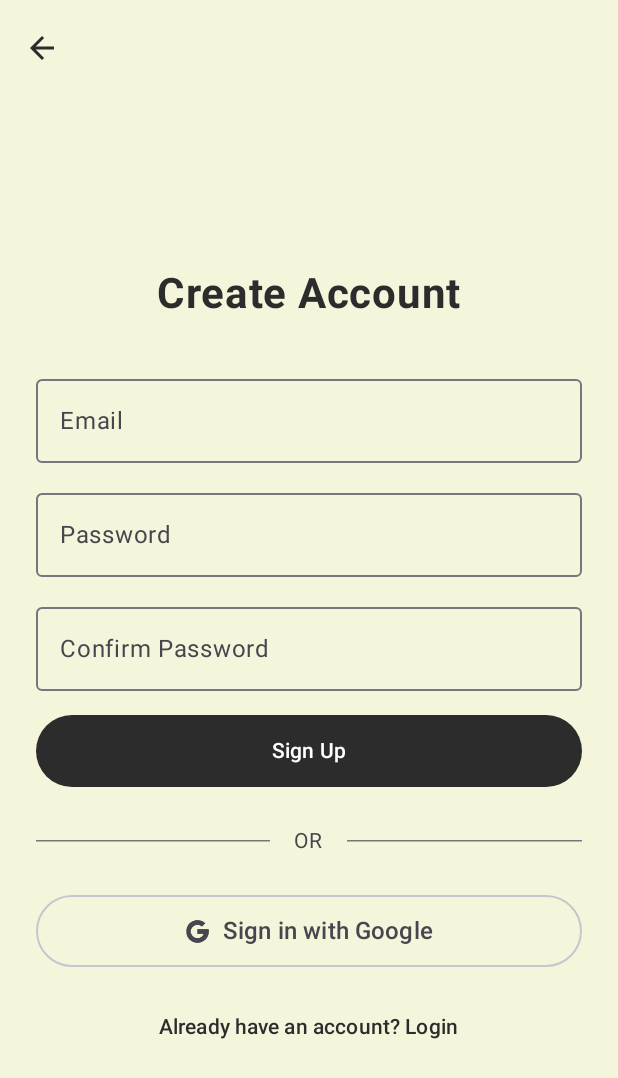
After one commit to AdamShk123/chess, an Android app built with Jetpack Compose: the SignUpScreen screen opened through its navigation route, on a phone screen of 412 x 824 dp. The commit adds this screen. Shown: the top 1078 px of the screen. Run offline under Robolectric (Android 15) with nearby library versions, the phone set to English and light mode, and no system bars; our stand-ins replace Dagger/Hilt's generated code; libraries missing offline, so code that uses them is left out: com.auth0.android; 1 statement that could not run was skipped.

Commit message:
created sign up screen. user can now sign up and login with email and password. added auth0enum error codes

```diff
--- a/chess-android/app/src/main/java/com/example/chessandroid/data/repository/IUserRepository.kt
+++ b/chess-android/app/src/main/java/com/example/chessandroid/data/repository/IUserRepository.kt
@@ -20,6 +20,20 @@ interface IUserRepository {
      * Returns Unit on success, or failure with error message
      */
     suspend fun login(email: String, password: String): Result<Unit>
+
+    /**
+     * Sign up a new user with email and password
+     * Returns Unit on success, or failure with error message
+     */
+    suspend fun signUp(email: String, password: String): Result<Unit>
+
+    // TODO: Implement resendVerificationEmail via backend API
+    // Auth0's Management API is required to resend verification emails, which should be called
+    // from the backend for security. The backend endpoint should:
+    // 1. Accept user email
+    // 2. Look up user ID from Auth0
+    // 3. Call Management API: POST /api/v2/jobs/verification-email
+    // suspend fun resendVerificationEmail(email: String): Result<Unit>
 
     /**
      * Logout the current user
--- a/chess-android/app/src/main/java/com/example/chessandroid/ui/navigation/ChessApp.kt
+++ b/chess-android/app/src/main/java/com/example/chessandroid/ui/navigation/ChessApp.kt
@@ -12,6 +12,7 @@ import com.example.chessandroid.ui.screens.leaderboard.LeaderboardScreen
 import com.example.chessandroid.ui.screens.login.LoginScreen
 import com.example.chessandroid.ui.screens.matchhistory.MatchHistoryScreen
 import com.example.chessandroid.ui.screens.profile.ProfileScreen
+import com.example.chessandroid.ui.screens.signup.SignUpScreen
 
 @Composable
 fun ChessApp() {
@@ -25,6 +26,29 @@ fun ChessApp() {
             composable(ChessRoute.Login.route) {
                 LoginScreen(
                     onLoginSuccess = {
+                        navController.navigate(ChessRoute.Home.route) {
+                            popUpTo(ChessRoute.Login.route) { inclusive = true }
+                        }
+                    },
+                    onNavigateToSignUp = {
+                        navController.navigate(ChessRoute.SignUp.route)
+                    }
+                )
+            }
+
+            composable(ChessRoute.SignUp.route) {
+                SignUpScreen(
+                    onSignUpSuccess = {
+                        navController.navigate(ChessRoute.Home.route) {
+                            popUpTo(ChessRoute.Login.route) { inclusive = true }
+                        }
+                    },
+                    onNavigateBack = {
+                        navController.popBackStack()
+                    },
+                    onGoogleSignIn = {
+                        // TODO: Implement Google Sign-In - same as LoginScreen
+                        // When implemented, will navigate to Home on success
                         navController.navigate(ChessRoute.Home.route) {
                             popUpTo(ChessRoute.Login.route) { inclusive = true }
                         }
--- a/chess-android/app/src/main/java/com/example/chessandroid/ui/navigation/ChessNavigation.kt
+++ b/chess-android/app/src/main/java/com/example/chessandroid/ui/navigation/ChessNavigation.kt
@@ -2,6 +2,7 @@ package com.example.chessandroid.ui.navigation
 
 sealed class ChessRoute(val route: String) {
     data object Login : ChessRoute("login")
+    data object SignUp : ChessRoute("signup")
     data object Home : ChessRoute("home")
     data object MatchHistory : ChessRoute("match_history")
     data object Profile : ChessRoute("profile")
--- a/chess-android/app/src/main/java/com/example/chessandroid/ui/screens/login/LoginScreen.kt
+++ b/chess-android/app/src/main/java/com/example/chessandroid/ui/screens/login/LoginScreen.kt
@@ -24,6 +24,7 @@ import com.example.chessandroid.ui.theme.ChessAndroidTheme
 @Composable
 fun LoginScreen(
     onLoginSuccess: () -> Unit = {},
+    onNavigateToSignUp: () -> Unit = {},
     viewModel: LoginViewModel = hiltViewModel()
 ) {
     val uiState by viewModel.uiState.collectAsState()
@@ -42,7 +43,8 @@ fun LoginScreen(
         onEmailChange = viewModel::onEmailChange,
         onPasswordChange = viewModel::onPasswordChange,
         onLoginClick = viewModel::onLoginClick,
-        onGoogleLogin = viewModel::onGoogleLogin
+        onGoogleLogin = viewModel::onGoogleLogin,
+        onNavigateToSignUp = onNavigateToSignUp
     )
 }
 
@@ -56,7 +58,8 @@ fun LoginScreenContent(
     onEmailChange: (String) -> Unit,
     onPasswordChange: (String) -> Unit,
     onLoginClick: () -> Unit,
-    onGoogleLogin: () -> Unit
+    onGoogleLogin: () -> Unit,
+    onNavigateToSignUp: () -> Unit
 ) {
     Column(
         modifier = Modifier
@@ -96,6 +99,16 @@ fun LoginScreenContent(
         GoogleSignInButton(
             onClick = onGoogleLogin
         )
+
+        Spacer(modifier = Modifier.height(16.dp))
+
+        // Sign Up Link
+        TextButton(onClick = onNavigateToSignUp) {
+            Text(
+                text = stringResource(R.string.dont_have_account),
+                color = MaterialTheme.colorScheme.primary
+            )
+        }
     }
 }
 
@@ -147,7 +160,10 @@ fun EmailPasswordLoginSection(
 
         Button(
             onClick = onLoginClick,
-            modifier = Modifier.widthIn(max = 488.dp).fillMaxWidth(),
+            modifier = Modifier
+                .widthIn(max = 488.dp)
+                .height(48.dp)
+                .fillMaxWidth(),
             enabled = !isLoading
         ) {
             if (isLoading) {
@@ -172,7 +188,7 @@ fun GoogleSignInButton(
             .widthIn(max = 488.dp)
             .fillMaxWidth()
             .height(48.dp),
-        shape = RoundedCornerShape(8.dp)
+        shape = RoundedCornerShape(24.dp)
     ) {
         Icon(
             painter = painterResource(R.drawable.google),
@@ -222,7 +238,8 @@ fun LoginScreenPreview() {
             onEmailChange = {},
             onPasswordChange = {},
             onLoginClick = {},
-            onGoogleLogin = {}
+            onGoogleLogin = {},
+            onNavigateToSignUp = {}
         )
     }
 }
--- /dev/null
+++ b/chess-android/app/src/main/java/com/example/chessandroid/ui/screens/signup/SignUpScreen.kt
@@ -0,0 +1,252 @@
+package com.example.chessandroid.ui.screens.signup
+
+import androidx.compose.foundation.background
+import androidx.compose.foundation.layout.*
+import androidx.compose.foundation.shape.RoundedCornerShape
+import androidx.compose.foundation.text.KeyboardOptions
+import androidx.compose.material.icons.Icons
+import androidx.compose.material.icons.automirrored.filled.ArrowBack
+import androidx.compose.material3.*
+import androidx.compose.runtime.*
+import androidx.compose.ui.Alignment
+import androidx.compose.ui.Modifier
+import androidx.compose.ui.res.painterResource
+import androidx.compose.ui.text.font.FontWeight
+import androidx.compose.ui.text.input.KeyboardType
+import androidx.compose.ui.text.input.PasswordVisualTransformation
+import androidx.compose.ui.tooling.preview.Preview
+import androidx.compose.ui.unit.dp
+import androidx.compose.ui.unit.sp
+import androidx.compose.ui.res.stringResource
+import androidx.hilt.navigation.compose.hiltViewModel
+import com.example.chessandroid.R
+import com.example.chessandroid.ui.theme.ChessAndroidTheme
+
+@Composable
+fun SignUpScreen(
+    onSignUpSuccess: () -> Unit = {},
+    onNavigateBack: () -> Unit = {},
+    onGoogleSignIn: () -> Unit = {},
+    viewModel: SignUpViewModel = hiltViewModel()
+) {
+    val uiState by viewModel.uiState.collectAsState()
+
+    // Navigate to home when signup succeeds
+    LaunchedEffect(uiState.isSignUpSuccessful) {
+        if (uiState.isSignUpSuccessful) {
+            onSignUpSuccess()
+        }
+    }
+
+    SignUpScreenContent(
+        email = uiState.email,
+        password = uiState.password,
+        confirmPassword = uiState.confirmPassword,
+        isLoading = uiState.isLoading,
+        errorMessage = uiState.errorMessage,
+        onEmailChange = viewModel::onEmailChange,
+        onPasswordChange = viewModel::onPasswordChange,
+        onConfirmPasswordChange = viewModel::onConfirmPasswordChange,
+        onSignUpClick = viewModel::onSignUpClick,
+        onNavigateBack = onNavigateBack,
+        onGoogleSignIn = onGoogleSignIn
+    )
+}
+
+@OptIn(ExperimentalMaterial3Api::class)
+@Composable
+fun SignUpScreenContent(
+    email: String,
+    password: String,
+    confirmPassword: String,
+    isLoading: Boolean,
+    errorMessage: String,
+    onEmailChange: (String) -> Unit,
+    onPasswordChange: (String) -> Unit,
+    onConfirmPasswordChange: (String) -> Unit,
+    onSignUpClick: () -> Unit,
+    onNavigateBack: () -> Unit,
+    onGoogleSignIn: () -> Unit
+) {
+    Scaffold(
+        topBar = {
+            TopAppBar(
+                title = { },
+                colors = TopAppBarDefaults.topAppBarColors(
+                    containerColor = MaterialTheme.colorScheme.background
+                ),
+                navigationIcon = {
+                    IconButton(onClick = onNavigateBack) {
+                        Icon(
+                            imageVector = Icons.AutoMirrored.Filled.ArrowBack,
+                            contentDescription = stringResource(R.string.back_button)
+                        )
+                    }
+                }
+            )
+        }
+    ) { paddingValues ->
+        Column(
+            modifier = Modifier
+                .fillMaxSize()
+                .background(MaterialTheme.colorScheme.background)
+                .padding(paddingValues)
+                .padding(24.dp),
+            horizontalAlignment = Alignment.CenterHorizontally,
+            verticalArrangement = Arrangement.Center
+        ) {
+            Text(
+                text = stringResource(R.string.create_account_title),
+                fontSize = 28.sp,
+                fontWeight = FontWeight.Bold,
+                color = MaterialTheme.colorScheme.primary,
+                modifier = Modifier.padding(bottom = 32.dp)
+            )
+
+            // Email Input
+            OutlinedTextField(
+                value = email,
+                onValueChange = onEmailChange,
+                label = { Text(stringResource(R.string.email_label)) },
+                modifier = Modifier.widthIn(max = 488.dp).fillMaxWidth(),
+                singleLine = true,
+                enabled = !isLoading,
+                keyboardOptions = KeyboardOptions(keyboardType = KeyboardType.Email)
+            )
+
+            Spacer(modifier = Modifier.height(12.dp))
+
+            // Password Input
+            OutlinedTextField(
+                value = password,
+                onValueChange = onPasswordChange,
+                label = { Text(stringResource(R.string.password_label)) },
+                modifier = Modifier.widthIn(max = 488.dp).fillMaxWidth(),
+                singleLine = true,
+                visualTransformation = PasswordVisualTransformation(),
+                keyboardOptions = KeyboardOptions(keyboardType = KeyboardType.Password),
+                enabled = !isLoading
+            )
+
+            Spacer(modifier = Modifier.height(12.dp))
+
+            // Confirm Password Input
+            OutlinedTextField(
+                value = confirmPassword,
+                onValueChange = onConfirmPasswordChange,
+                label = { Text(stringResource(R.string.confirm_password_label)) },
+                modifier = Modifier.widthIn(max = 488.dp).fillMaxWidth(),
+                singleLine = true,
+                visualTransformation = PasswordVisualTransformation(),
+                keyboardOptions = KeyboardOptions(keyboardType = KeyboardType.Password),
+                enabled = !isLoading
+            )
+
+            Spacer(modifier = Modifier.height(16.dp))
+
+            // Error Message
+            if (errorMessage.isNotEmpty()) {
+                Text(
+                    text = errorMessage,
+                    color = MaterialTheme.colorScheme.error,
+                    modifier = Modifier.padding(vertical = 8.dp)
+                )
+            }
+
+            // Sign Up Button
+            Button(
+                onClick = onSignUpClick,
+                modifier = Modifier
+                    .widthIn(max = 488.dp)
+                    .fillMaxWidth()
+                    .height(48.dp),
+                enabled = !isLoading
+            ) {
+                if (isLoading) {
+                    CircularProgressIndicator(
+                        modifier = Modifier.size(16.dp),
+                        strokeWidth = 2.dp
+                    )
+                    Spacer(modifier = Modifier.width(8.dp))
+                }
+                Text(stringResource(R.string.sign_up_button))
+            }
+
+            Spacer(modifier = Modifier.height(24.dp))
+
+            // Divider
+            Row(
+                modifier = Modifier.fillMaxWidth(),
+                verticalAlignment = Alignment.CenterVertically
+            ) {
+                HorizontalDivider(
+                    modifier = Modifier.weight(1f),
+                    color = MaterialTheme.colorScheme.outline
+                )
+                Text(
+                    text = stringResource(R.string.or_text),
+                    modifier = Modifier.padding(horizontal = 16.dp),
+                    color = MaterialTheme.colorScheme.onSurfaceVariant,
+                    fontSize = 14.sp
+                )
+                HorizontalDivider(
+                    modifier = Modifier.weight(1f),
+                    color = MaterialTheme.colorScheme.outline
+                )
+            }
+
+            Spacer(modifier = Modifier.height(24.dp))
+
+            // Google Sign-in Button
+            OutlinedButton(
+                onClick = onGoogleSignIn,
+                modifier = Modifier
+                    .widthIn(max = 488.dp)
+                    .fillMaxWidth()
+                    .height(48.dp),
+                shape = RoundedCornerShape(24.dp)
+            ) {
+                Icon(
+                    painter = painterResource(R.drawable.google),
+                    contentDescription = null,
+                    modifier = Modifier.size(18.dp)
+                )
+                Spacer(modifier = Modifier.width(8.dp))
+                Text(
+                    text = stringResource(R.string.sign_in_google),
+                    fontSize = 16.sp
+                )
+            }
+
+            Spacer(modifier = Modifier.height(16.dp))
+
+            // Already have account text
+            TextButton(onClick = onNavigateBack) {
+                Text(
+                    text = stringResource(R.string.already_have_account),
+                    color = MaterialTheme.colorScheme.primary
+                )
+            }
+        }
+    }
+}
+
+@Preview(showBackground = true)
+@Composable
+fun SignUpScreenPreview() {
+    ChessAndroidTheme {
+        SignUpScreenContent(
+            email = "user@example.com",
+            password = "",
+            confirmPassword = "",
+            isLoading = false,
+            errorMessage = "",
+            onEmailChange = {},
+            onPasswordChange = {},
+            onConfirmPasswordChange = {},
+            onSignUpClick = {},
+            onNavigateBack = {},
+            onGoogleSignIn = {}
+        )
+    }
+}
--- /dev/null
+++ b/chess-android/app/src/main/java/com/example/chessandroid/ui/screens/signup/SignUpUiState.kt
@@ -0,0 +1,10 @@
+package com.example.chessandroid.ui.screens.signup
+
+data class SignUpUiState(
+    val email: String = "",
+    val password: String = "",
+    val confirmPassword: String = "",
+    val isLoading: Boolean = false,
+    val errorMessage: String = "",
+    val isSignUpSuccessful: Boolean = false
+)
--- a/chess-android/app/src/main/res/values/strings.xml
+++ b/chess-android/app/src/main/res/values/strings.xml
@@ -10,6 +10,16 @@
     <string name="continue_with_text">Continue with</string>
     <string name="sign_in_google">Sign in with Google</string>
     <string name="sign_in_facebook">Sign in with Facebook</string>
+    <string name="dont_have_account">Don\'t have an account? Sign up</string>
+
+    <!-- Sign Up Screen -->
+    <string name="create_account_title">Create Account</string>
+    <string name="confirm_password_label">Confirm Password</string>
+    <string name="sign_up_button">Sign Up</string>
+    <string name="already_have_account">Already have an account? Login</string>
+
+    <!-- Common -->
+    <string name="back_button">Back</string>
 
     <!-- Auth0 Configuration -->
     <string name="com_auth0_domain">dev-s85tbpsmrojxdyg0.us.auth0.com</string>
```
Also changed, not shown: chess-android/app/src/main/java/com/example/chessandroid/data/auth/LoginError.kt (added, +23 -0 lines), chess-android/app/src/main/java/com/example/chessandroid/data/auth/SignUpError.kt (added, +26 -0 lines), chess-android/app/src/main/java/com/example/chessandroid/data/repository/UserRepository.kt (+29 -11 lines), chess-android/app/src/main/java/com/example/chessandroid/ui/screens/home/HomeScreen.kt (+7 -2 lines), chess-android/app/src/main/java/com/example/chessandroid/ui/screens/home/HomeViewModel.kt (added, +16 -0 lines), chess-android/app/src/main/java/com/example/chessandroid/ui/screens/login/LoginViewModel.kt (+8 -1 lines), chess-android/app/src/main/java/com/example/chessandroid/ui/screens/signup/SignUpViewModel.kt (added, +94 -0 lines), 1 other file.
